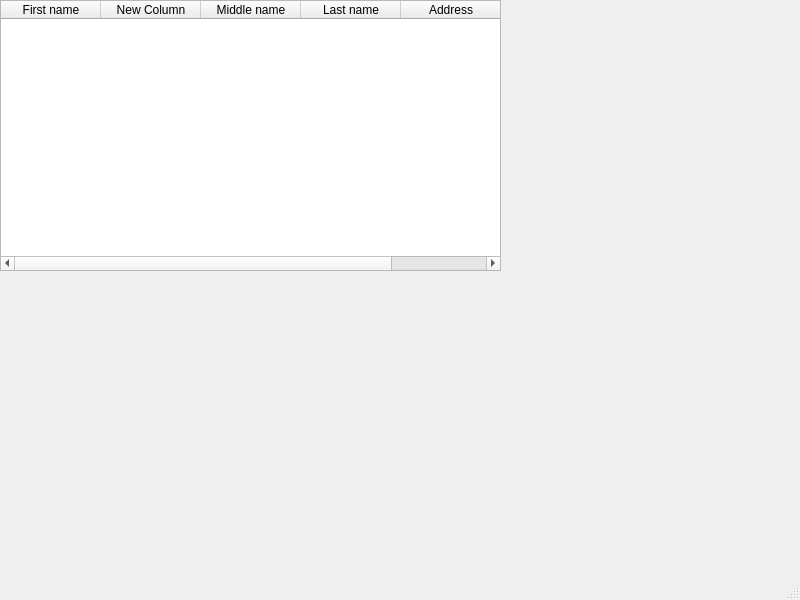
DmitriiKJ/FinalProject, file mainwindow.ui: the form before one commit.
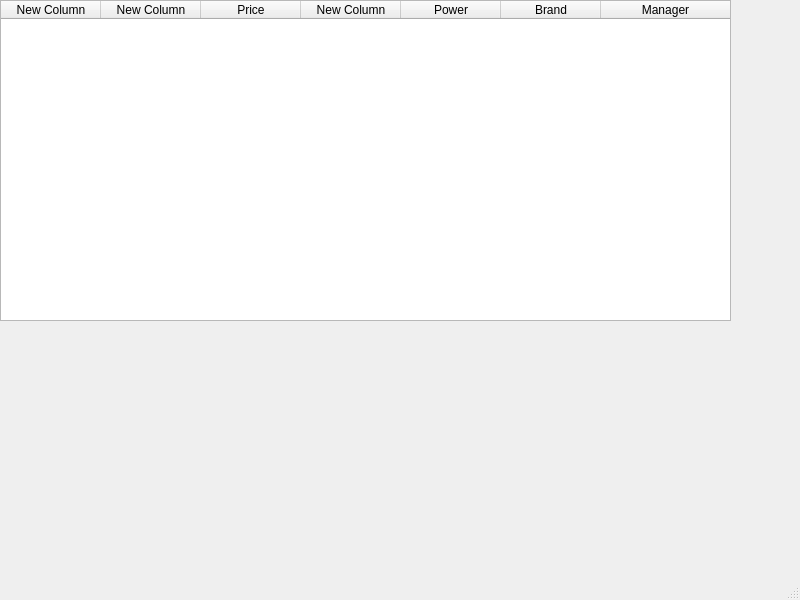
The form after the commit.

Commit message: Add table widget (get info from DB)

```diff
--- a/mainwindow.ui
+++ b/mainwindow.ui
@@ -22,16 +22,19 @@
      <rect>
       <x>0</x>
       <y>0</y>
-      <width>501</width>
-      <height>271</height>
+      <width>731</width>
+      <height>321</height>
      </rect>
     </property>
     <property name="sortingEnabled">
      <bool>true</bool>
     </property>
+    <attribute name="horizontalHeaderStretchLastSection">
+     <bool>true</bool>
+    </attribute>
     <column>
      <property name="text">
-      <string>First name</string>
+      <string>New Column</string>
      </property>
     </column>
     <column>
@@ -41,17 +44,27 @@
     </column>
     <column>
      <property name="text">
-      <string>Middle name</string>
+      <string>Price</string>
      </property>
     </column>
     <column>
      <property name="text">
-      <string>Last name</string>
+      <string>New Column</string>
      </property>
     </column>
     <column>
      <property name="text">
-      <string>Address</string>
+      <string>Power</string>
+     </property>
+    </column>
+    <column>
+     <property name="text">
+      <string>Brand</string>
+     </property>
+    </column>
+    <column>
+     <property name="text">
+      <string>Manager</string>
      </property>
     </column>
    </widget>
```
Left out of the diff: 2 changed lines with no effect on the pictures. The commit also changes 1 other file.
